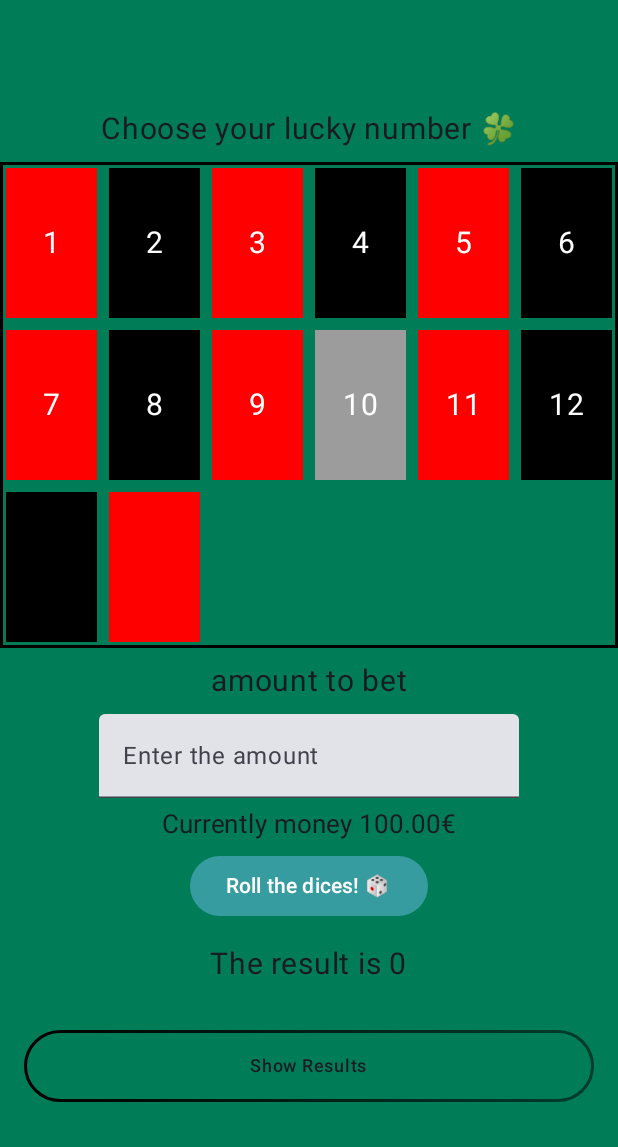
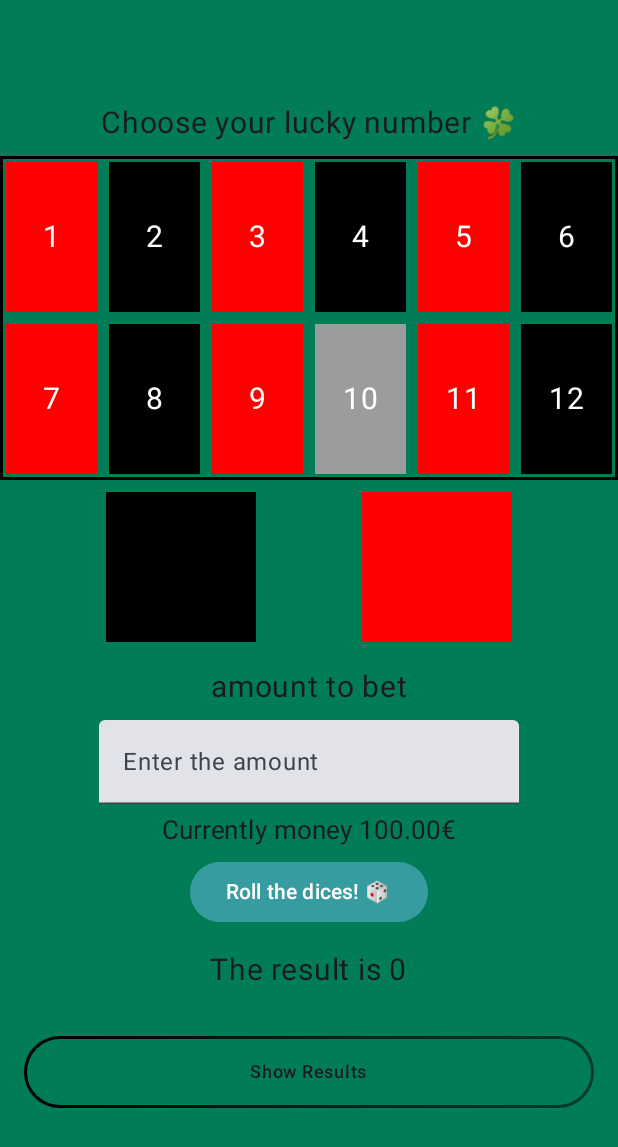
Before and after one commit to Sebastian-Manrique/casinoApp, an Android app built with Jetpack Compose: the composable Dice shown on its own in the app's theme, after a tap on "10", on a phone screen of 412 x 824 dp. Shown: the top 1147 px of the screen. Run offline under Robolectric (Android 15) with nearby library versions, the phone set to English and light mode, and no system bars.

Commit message:
Adding the color bet and improving the logical bet

```diff
--- a/app/src/main/java/com/example/proyectopmdm/screens/aboutMe.kt
+++ b/app/src/main/java/com/example/proyectopmdm/screens/aboutMe.kt
@@ -1,5 +1,6 @@
 package com.example.proyectopmdm.screens
 
+import androidx.compose.foundation.Image
 import androidx.compose.foundation.background
 import androidx.compose.foundation.gestures.ScrollableDefaults
 import androidx.compose.foundation.layout.Arrangement
@@ -22,6 +23,7 @@ import androidx.compose.ui.Modifier
 import androidx.compose.ui.graphics.Color
 import androidx.compose.ui.unit.dp
 import androidx.navigation.NavHostController
+import com.example.proyectopmdm.R
 import com.example.proyectopmdm.Routes
 
 @Composable
--- a/app/src/main/java/com/example/proyectopmdm/screens/dice.kt
+++ b/app/src/main/java/com/example/proyectopmdm/screens/dice.kt
@@ -8,6 +8,7 @@ import androidx.compose.foundation.clickable
 import androidx.compose.foundation.layout.Arrangement
 import androidx.compose.foundation.layout.Box
 import androidx.compose.foundation.layout.Column
+import androidx.compose.foundation.layout.Row
 import androidx.compose.foundation.layout.Spacer
 import androidx.compose.foundation.layout.fillMaxHeight
 import androidx.compose.foundation.layout.fillMaxWidth
@@ -56,6 +57,7 @@ fun Dice(navController: NavHostController) {
     val list = remember { mutableStateListOf<Int>() }
     var isExpanded by remember { mutableStateOf(false) } // The box is open or not
     var betNumber by remember { mutableIntStateOf(0) }
+    var colorBet: Boolean? by remember { mutableStateOf(null) }
 
     Column(
         modifier = Modifier
@@ -71,9 +73,12 @@ fun Dice(navController: NavHostController) {
 
         Spacer(Modifier.height(10.dp))
 
-        GamblingNumbersGrid(betNumber = betNumber) { newBetNumber ->
-            betNumber = newBetNumber
-        }
+        GamblingNumbersGrid(
+            colorBet = colorBet,
+            betNumber = betNumber,
+            onBetNumberChange = { newBetNumber -> betNumber = newBetNumber },
+            onColorBetChange = { newColorBet -> colorBet = newColorBet }
+        )
 
         Spacer(Modifier.height(10.dp))
 
@@ -104,9 +109,12 @@ fun Dice(navController: NavHostController) {
                         .show()
                 } else if (moneyBet.isEmpty()) {
                     Toast.makeText(context, "You didn't bet any money!", Toast.LENGTH_SHORT).show()
+                } else if (moneyBet.toDouble() > money) {
+                    Toast.makeText(context, "Liar, you don't have that money!", Toast.LENGTH_SHORT)
+                        .show()
                 } else {
                     resultNumber = randomGenerator(list)
-                    betFun(betNumber, resultNumber, moneyBet, context)
+                    betFun(betNumber, moneyBet, context, resultNumber)
                 }
             },
             //No se puede simplificar el color.
@@ -170,16 +178,18 @@ fun Dice(navController: NavHostController) {
     }
 }
 
-fun betFun(betNumber: Int, resultNumber: Int, moneyBet: String, context: Context) {
-    if (moneyBet.toDouble() > money) {
-        Toast.makeText(context, "Liar, you don't have that money!", Toast.LENGTH_SHORT).show()
-    } else if (betNumber == resultNumber) {
+fun betFun(
+    betNumber: Int,
+    moneyBet: String,
+    context: Context,
+    resultNumber: Int
+) {
     println("betNumber == $betNumber, resultNumber == $resultNumber")
-        if (moneyBet.toDouble() <= money) {
+    if (resultNumber == betNumber) {
         Toast.makeText(context, "You just earn money!! 💲🤑💸", Toast.LENGTH_SHORT).show()
         money += moneyBet.toDouble() * 2
-        }
     } else {
+        Toast.makeText(context, "You just lost money!! 😢", Toast.LENGTH_SHORT).show()
         money -= moneyBet.toDouble()
     }
 }
@@ -193,7 +203,12 @@ fun Ver() {
 }
 
 @Composable
-fun GamblingNumbersGrid(betNumber: Int, onBetNumberChange: (Int) -> Unit) {
+fun GamblingNumbersGrid(
+    colorBet: Boolean?,
+    betNumber: Int,
+    onBetNumberChange: (Int) -> Unit,
+    onColorBetChange: (Boolean) -> Unit
+) {
     // Crear un estado mutable para almacenar los colores de fondo de cada celda
     val colors = remember {
         mutableStateListOf<Color>().apply {
@@ -211,6 +226,7 @@ fun GamblingNumbersGrid(betNumber: Int, onBetNumberChange: (Int) -> Unit) {
             Box(
                 modifier = Modifier
                     .padding(4.dp)
+                    .height(100.dp)
                     .size(100.dp) // Tamaño de cada celda
                     .background(colors[index]) // Usar el color específico para cada celda
                     .clickable {
@@ -224,32 +240,37 @@ fun GamblingNumbersGrid(betNumber: Int, onBetNumberChange: (Int) -> Unit) {
                 )
             }
         }
-        item {
+    }
+    Row(
+        modifier = Modifier
+            .fillMaxWidth()
+            .padding(vertical = 8.dp),
+        horizontalArrangement = Arrangement.SpaceEvenly
+    ) {
         Box(
             modifier = Modifier
-                    .padding(4.dp)
-                    .size(100.dp) // Tamaño de cada celda
-                    .background(Color.Black) // Usar el color específico para cada celda
+                .size(100.dp)
+                .background(Color.Black)
                 .clickable {
                     println("betting on black!")
+                    onColorBetChange(false)
                 }, contentAlignment = Alignment.Center
         ) {
             Text("")
         }
-        }
-        item {
+
         Box(
             modifier = Modifier
-                    .padding(4.dp)
-                    .size(100.dp) // Tamaño de cada celda
-                    .background(Color.Red) // Usar el color específico para cada celda
+                .size(100.dp)
+                .background(Color.Red)
                 .clickable {
                     println("betting on red!")
+                    onColorBetChange(true)
                 }, contentAlignment = Alignment.Center
         ) {
             Text("")
         }
-        }
+
     }
 
 }
@@ -268,7 +289,6 @@ private fun handleCellClick(
     println("El número seleccionado es ${index + 1}")
 }
 
-
 fun randomGenerator(list: SnapshotStateList<Int>): Int {
     val number = (1..12).random()
     list.add(number)
--- a/app/src/main/java/com/example/proyectopmdm/screens/home.kt
+++ b/app/src/main/java/com/example/proyectopmdm/screens/home.kt
@@ -19,6 +19,10 @@ import androidx.compose.foundation.lazy.LazyColumn
 import androidx.compose.foundation.lazy.rememberLazyListState
 import androidx.compose.material3.Text
 import androidx.compose.runtime.Composable
+import androidx.compose.runtime.getValue
+import androidx.compose.runtime.mutableDoubleStateOf
+import androidx.compose.runtime.mutableStateOf
+import androidx.compose.runtime.setValue
 import androidx.compose.ui.Alignment
 import androidx.compose.ui.Modifier
 import androidx.compose.ui.graphics.Color
@@ -28,7 +32,9 @@ import androidx.compose.ui.unit.sp
 import androidx.navigation.NavHostController
 import com.example.proyectopmdm.R
 
-var money = 100.00
+
+var money by mutableDoubleStateOf(100.00)
+
 
 @Composable
 fun Home(navController: NavHostController) {
@@ -48,13 +54,13 @@ fun Home(navController: NavHostController) {
 
         item {
             Spacer(modifier = Modifier.height(20.dp))
-            Column {
+            Column(modifier = Modifier, horizontalAlignment = Alignment.CenterHorizontally) {
                 Text(
                     "Main statistics",
-                    fontSize = 30.sp,
-                    modifier = Modifier.align(alignment = Alignment.CenterHorizontally)
+                    fontSize = 30.sp
                 )
-                Text("$money€", fontSize = 100.sp)
+                Text("%.2f€".format(money), fontSize = 90.sp)
+
             }
         }
         item {
@@ -114,6 +120,6 @@ fun Home(navController: NavHostController) {
             }
         }
     }
-    Column {  }
+    Column { }
 
 }
```
Lines whose indentation alone changed are shown as unchanged.
